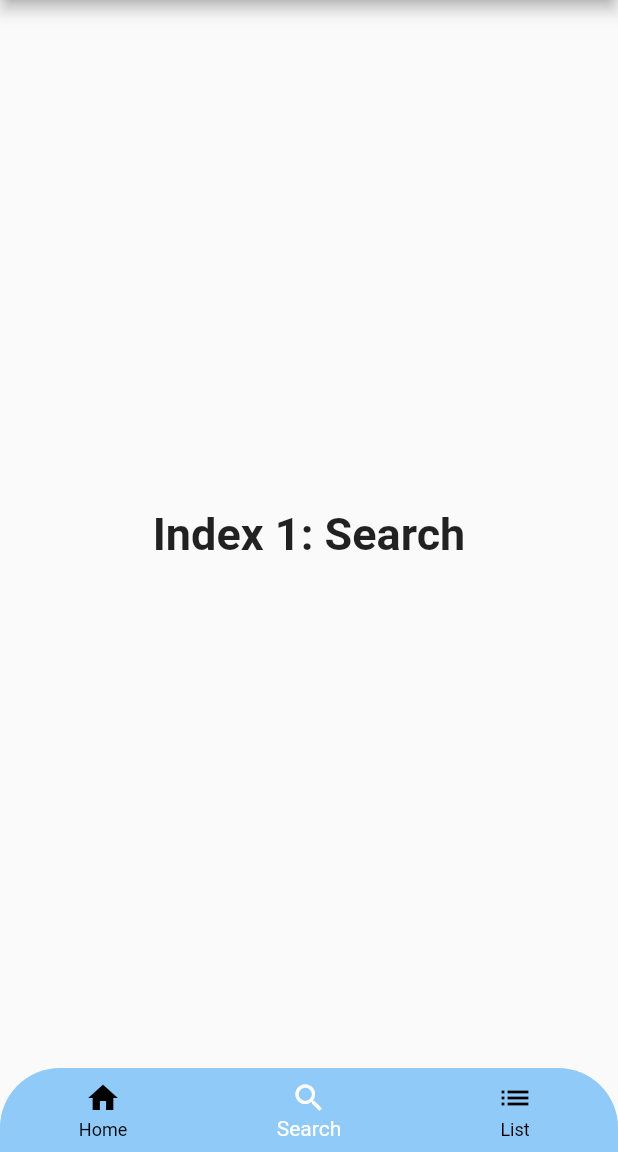
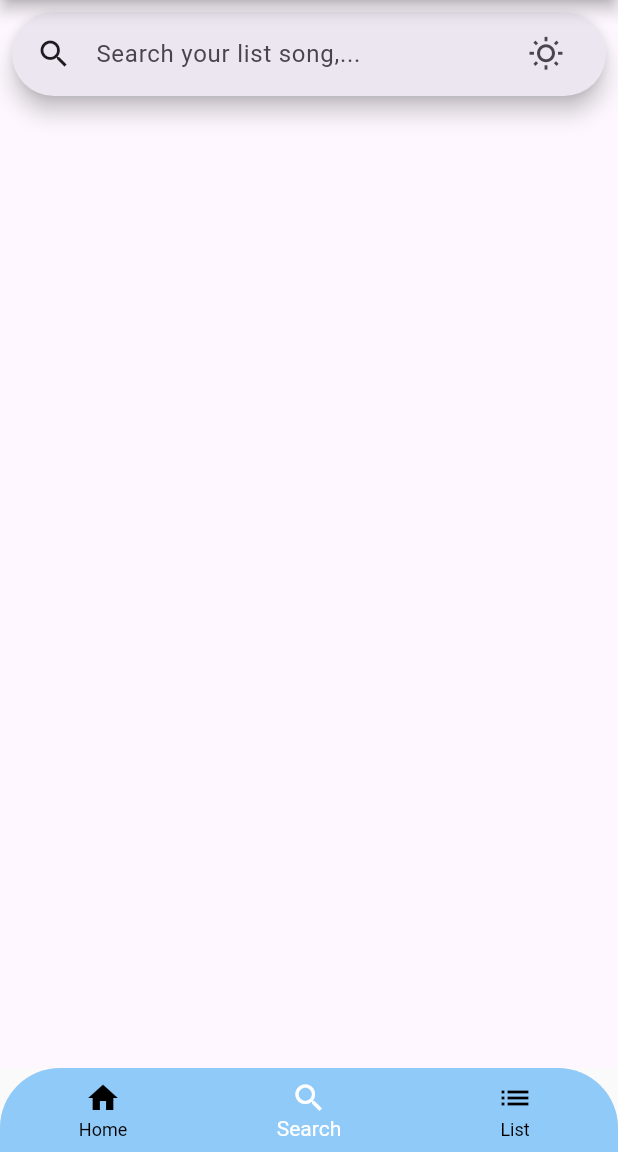
Before and after one commit to 13octt/Music_App, a Flutter app: the screen it shows after launch, item 2 of the bottom bar chosen, on a phone screen of 412 x 824 dp, the part 84-1236 px from its top. Run offline on Flutter 3.47's test engine with Material 2 defaults, Android fonts, the phone set to English and light mode, and no system bars.

Commit message:
search music bar

```diff
--- a/lib/bottom_nav.dart
+++ b/lib/bottom_nav.dart
@@ -1,4 +1,5 @@
 import 'package:flutter/material.dart';
+import 'package:music_app/search_page.dart';
 
 class BottomNav extends StatefulWidget {
   const BottomNav({super.key});
@@ -14,14 +15,13 @@ class _BottomNaviState
   static const TextStyle optionStyle =
       TextStyle(fontSize: 30, fontWeight: FontWeight.bold);
   static const List<Widget> _widgetOptions = <Widget>[
+
     Text(
       'Index 0: Home',
       style: optionStyle,
     ),
-    Text(
-      'Index 1: Search',
-      style: optionStyle,
-    ),
+    // SearchBarApp(),
+    SearchMusicBar(),
     Text(
       'Index 2: Dashboard',
       style: optionStyle,
--- /dev/null
+++ b/lib/search_page.dart
@@ -0,0 +1,74 @@
+import 'package:flutter/material.dart';
+
+
+class SearchMusicBar extends StatefulWidget {
+  const SearchMusicBar({super.key});
+
+  @override
+  State<SearchMusicBar> createState() => _SearchMusicBarState();
+}
+
+class _SearchMusicBarState extends State<SearchMusicBar> {
+  bool isDark = false;
+
+  @override
+  Widget build(BuildContext context) {
+    final ThemeData themeData = ThemeData(
+        useMaterial3: true,
+        brightness: isDark ? Brightness.dark : Brightness.light);
+
+    return MaterialApp(
+      theme: themeData,
+      home: Scaffold(
+        body: Padding(
+          padding: const EdgeInsets.all(8.0),
+          child: SearchAnchor(
+              builder: (BuildContext context, SearchController controller) {
+            return SearchBar(
+              hintText: 'Search your list song,...',
+              controller: controller,
+              padding: const MaterialStatePropertyAll<EdgeInsets>(
+                  EdgeInsets.symmetric(horizontal: 16.0, vertical: 0.0)),
+              onTap: () {
+                controller.openView();
+              },
+              onChanged: (_) {
+                controller.openView();
+              },
+              leading: const Icon(Icons.search),
+              trailing: <Widget>[
+                Tooltip(
+                  message: 'Change brightness mode',
+                  child: IconButton(
+                    isSelected: isDark,
+                    onPressed: () {
+                      setState(() {
+                        isDark = !isDark;
+                      });
+                    },
+                    icon: const Icon(Icons.wb_sunny_outlined),
+                    selectedIcon: const Icon(Icons.brightness_2_outlined),
+                  ),
+                )
+              ],
+            );
+          }, suggestionsBuilder:
+                  (BuildContext context, SearchController controller) {
+            return List<ListTile>.generate(5, (int index) {
+              final String item = 'item $index';
+              return ListTile(
+                title: Text(item),
+                onTap: () {
+                  setState(() {
+                    controller.closeView(item);
+                  });
+                },
+              );
+            });
+          }),
+        ),
+      ),
+      debugShowCheckedModeBanner: false,
+    );
+  }
+}
```
